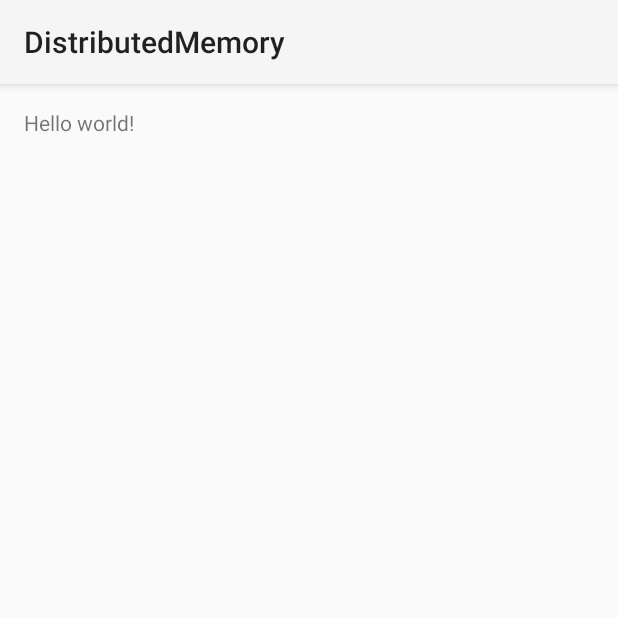
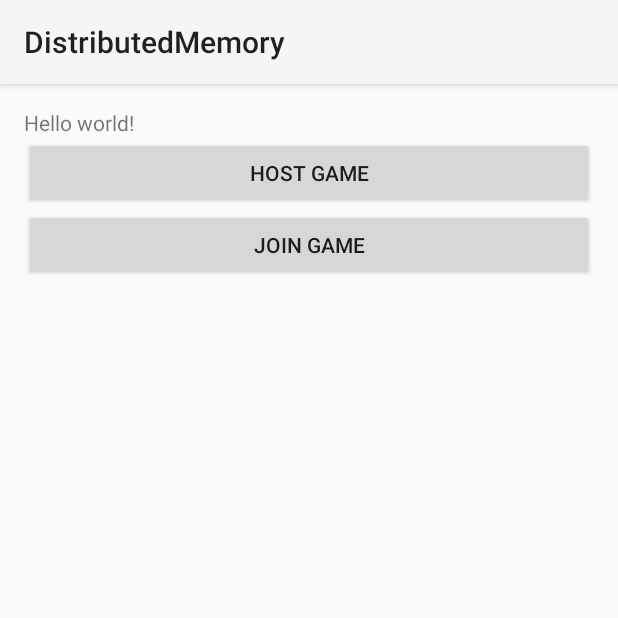
Before and after one commit to h4091/FlippyPairs, an Android app: the screen it shows after launch (MainActivity), on a phone screen of 412 x 824 dp, the top half of it. Run offline under Robolectric (Android 15) with nearby library versions, the phone set to English and light mode, and no system bars.

Commit message:
Added simple host / join UI

```diff
--- a/app/src/main/java/org/faudroids/distributedmemory/MainActivity.java
+++ b/app/src/main/java/org/faudroids/distributedmemory/MainActivity.java
@@ -2,14 +2,32 @@ package org.faudroids.distributedmemory;
 
 import android.app.Activity;
 import android.os.Bundle;
+import android.view.View;
+import android.widget.Toast;
 
 
-public class MainActivity extends Activity {
+public class MainActivity extends Activity implements View.OnClickListener {
 
     @Override
     protected void onCreate(Bundle savedInstanceState) {
         super.onCreate(savedInstanceState);
         setContentView(R.layout.activity_main);
+
+		findViewById(R.id.game_host).setOnClickListener(this);
+		findViewById(R.id.game_join).setOnClickListener(this);
     }
 
+
+	@Override
+	public void onClick(View view) {
+		switch(view.getId()) {
+			case R.id.game_host:
+				Toast.makeText(this, "Hosting game", Toast.LENGTH_SHORT).show();
+				break;
+
+			case R.id.game_join:
+				Toast.makeText(this, "Joining game", Toast.LENGTH_SHORT).show();
+				break;
+		}
+	}
 }
--- a/app/src/main/res/layout/activity_main.xml
+++ b/app/src/main/res/layout/activity_main.xml
@@ -1,6 +1,7 @@
-<RelativeLayout xmlns:android="http://schemas.android.com/apk/res/android"
+<LinearLayout xmlns:android="http://schemas.android.com/apk/res/android"
     android:layout_width="match_parent"
     android:layout_height="match_parent"
+    android:orientation="vertical"
     android:paddingLeft="@dimen/activity_horizontal_margin"
     android:paddingRight="@dimen/activity_horizontal_margin"
     android:paddingTop="@dimen/activity_vertical_margin"
@@ -11,4 +12,16 @@
         android:layout_width="wrap_content"
         android:layout_height="wrap_content" />
 
-</RelativeLayout>
+    <Button
+        android:id="@+id/game_host"
+        android:text="@string/game_host"
+        android:layout_width="match_parent"
+        android:layout_height="wrap_content" />
+
+    <Button
+        android:id="@+id/game_join"
+        android:text="@string/game_join"
+        android:layout_width="match_parent"
+        android:layout_height="wrap_content" />
+
+</LinearLayout>
--- a/app/src/main/res/values/strings.xml
+++ b/app/src/main/res/values/strings.xml
@@ -5,4 +5,7 @@
     <string name="hello_world">Hello world!</string>
     <string name="action_settings">Settings</string>
 
+    <string name="game_host">Host Game</string>
+    <string name="game_join">Join Game</string>
+
 </resources>
```
